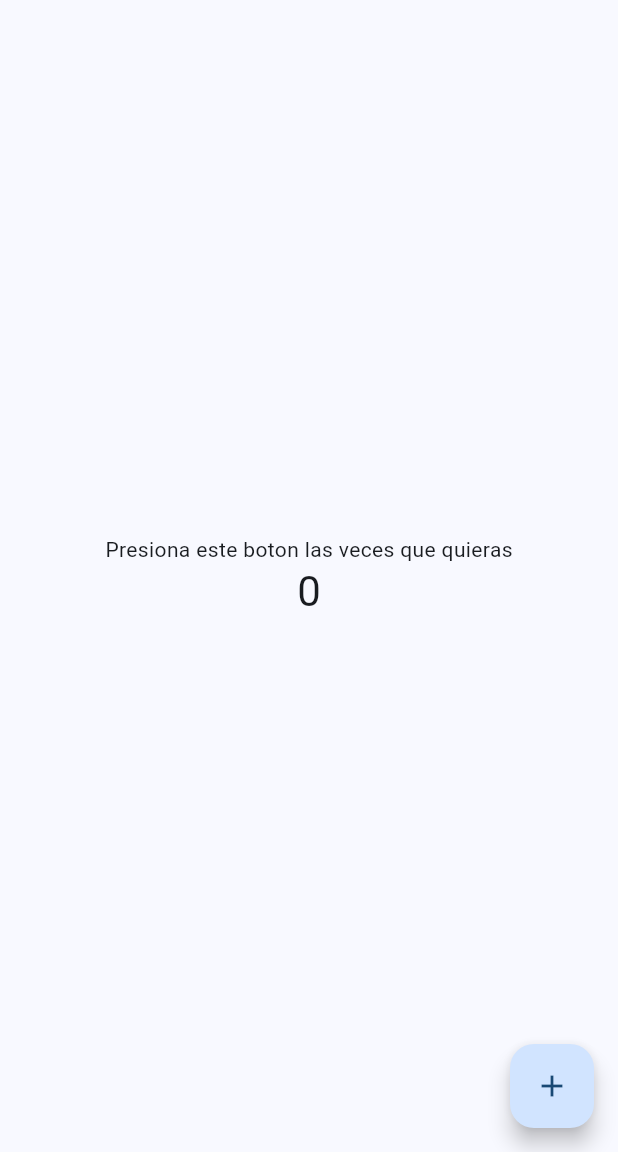
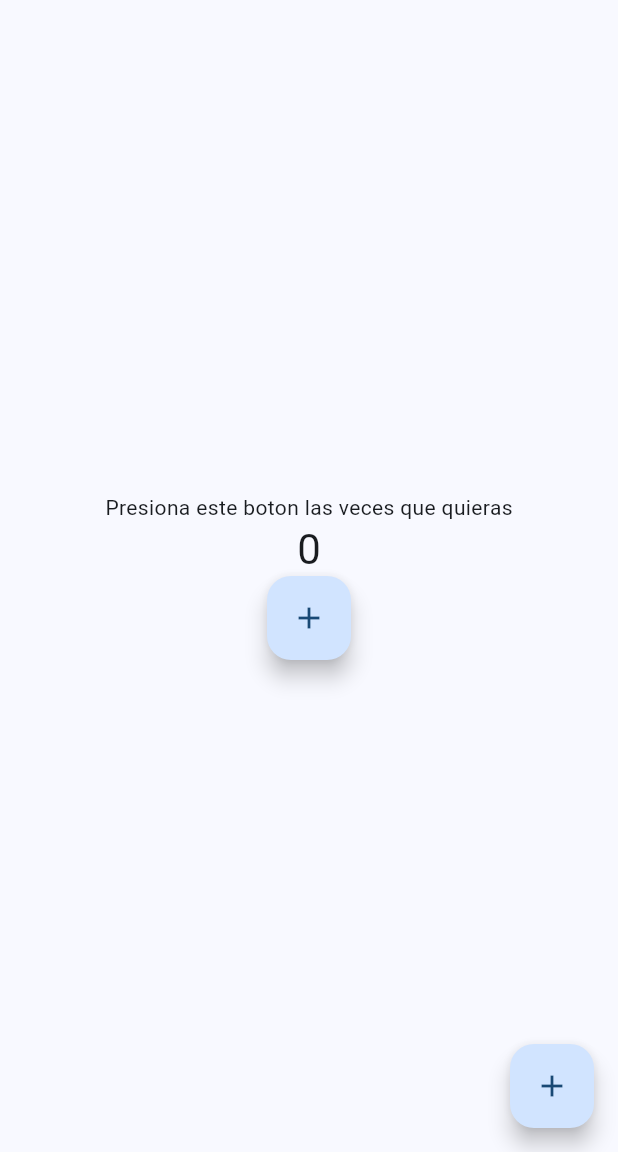
Before and after one commit to RafaelAlejandro20/dart, a Flutter app: the screen it shows after launch, on a phone screen of 412 x 824 dp, the part 84-1236 px from its top. Run offline on Flutter 3.47's test engine with Material 3 defaults, Android fonts, the phone set to English and light mode, and no system bars; missing offline and left inert: dart:html.

Commit message:
Update main.dart

```diff
--- a/care/lib/main.dart
+++ b/care/lib/main.dart
@@ -50,6 +50,10 @@
               '$counter',
               style: Theme.of(context).textTheme.headlineMedium,
             ),
+            FloatingActionButton(onPressed: disminuir,
+            tooltip: 'Increment',
+            child: const Icon(Icons.add),
+            ),
           ],
         ),
       ),
```
